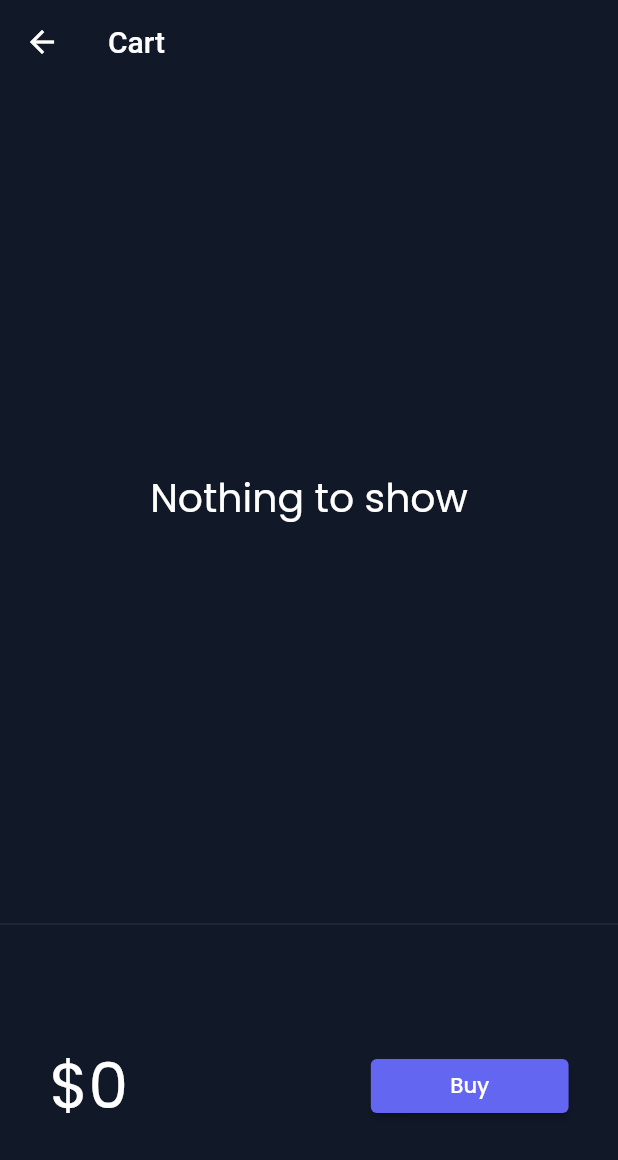
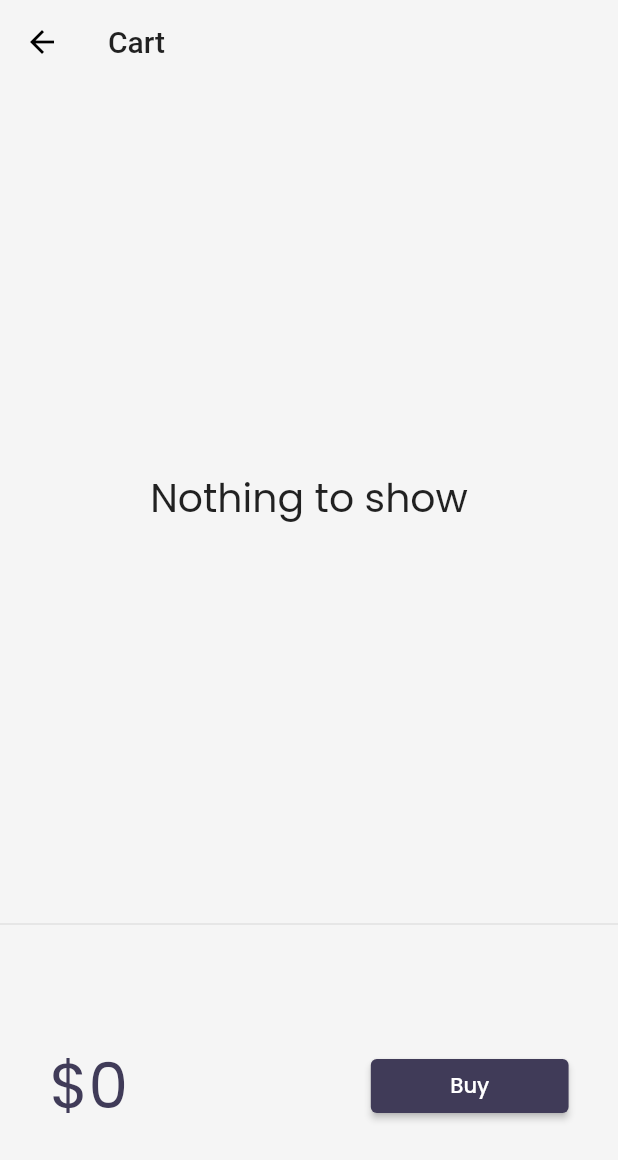
Before and after one commit to JayGandhi1709/Flutter-30-Days, a Flutter app: the screen it shows after launch, after a tap on an icon or button, on a phone screen of 412 x 824 dp. Shown: the top 1160 px of the screen. Run offline on Flutter 3.47's test engine with Material 2 defaults, Android fonts, the phone set to English and light mode, and no system bars; drawn by our look-alikes of velocity_x; our stand-ins replace google_fonts; network calls fail.

Commit message:
Day 26 completed

```diff
--- /dev/null
+++ b/lib/core/store.dart
@@ -0,0 +1,14 @@
+import 'package:flutter_catalog/models/cart.dart';
+import 'package:flutter_catalog/models/catalog.dart';
+import 'package:velocity_x/velocity_x.dart';
+
+class MyStore extends VxStore {
+  late CatalogModel catalog;
+  late CartModel cart;
+
+  MyStore() {
+    catalog = CatalogModel();
+    cart = CartModel();
+    cart.catalog = catalog;
+  }
+}
--- a/lib/main.dart
+++ b/lib/main.dart
@@ -1,13 +1,18 @@
 import 'package:flutter/material.dart';
+import 'package:flutter_catalog/core/store.dart';
 import 'package:flutter_catalog/pages/cart_page.dart';
 import 'package:flutter_catalog/pages/home_page.dart';
 import 'package:flutter_catalog/pages/login_page.dart';
 import 'package:flutter_catalog/utils/rounts.dart';
 import 'package:flutter_catalog/widgets/themes.dart';
+import 'package:velocity_x/velocity_x.dart';
 // import 'package:google_fonts/google_fonts.dart';
 
 void main() {
-  runApp(MyApp());
+  runApp(VxState(
+    store: MyStore(),
+    child: MyApp(),
+  ));
 }
 
 class MyApp extends StatelessWidget {
@@ -15,7 +20,7 @@ class MyApp extends StatelessWidget {
   Widget build(BuildContext context) {
     return MaterialApp(
       // home: HomePage(),
-      themeMode: ThemeMode.dark,
+      themeMode: ThemeMode.light,
       theme: MyTheme.lightData(context),
       darkTheme: MyTheme.darkData(context),
       debugShowCheckedModeBanner: false,
--- a/lib/models/cart.dart
+++ b/lib/models/cart.dart
@@ -1,11 +1,11 @@
 import 'package:flutter_catalog/models/catalog.dart';
 
 class CartModel {
-  static final cartModel = CartModel._internal();
+  // static final cartModel = CartModel._internal();
 
-  CartModel._internal();
+  // CartModel._internal();
 
-  factory CartModel() => cartModel;
+  // factory CartModel() => cartModel;
 
   // Catalog Field
   late CatalogModel _catalog;
--- a/lib/models/catalog.dart
+++ b/lib/models/catalog.dart
@@ -1,11 +1,11 @@
 import 'dart:convert';
 
 class CatalogModel {
-  static final catModel = CatalogModel._internal();
+  // static final catModel = CatalogModel._internal();
 
-  CatalogModel._internal();
+  // CatalogModel._internal();
 
-  factory CatalogModel() => catModel;
+  // factory CatalogModel() => catModel;
   static List<Item> items = [];
 
   // Get Item by ID
--- a/lib/pages/cart_page.dart
+++ b/lib/pages/cart_page.dart
@@ -54,12 +54,7 @@ class _CartTotal extends StatelessWidget {
   }
 }
 
-class _CartList extends StatefulWidget {
-  @override
-  _CartListState createState() => _CartListState();
-}
-
-class _CartListState extends State<_CartList> {
+class _CartList extends StatelessWidget {
   final _cart = CartModel();
   @override
   Widget build(BuildContext context) {
@@ -73,7 +68,6 @@ class _CartListState extends State<_CartList> {
                 icon: Icon(Icons.remove_circle_outline),
                 onPressed: () {
                   _cart.remove(_cart.items[index]);
-                  setState(() {});
                 },
               ),
               title: _cart.items[index].name.text.make(),
```
Also changed, not shown: lib/widgets/home_widgets/add_to_cart.dart (+5 -10 lines).
